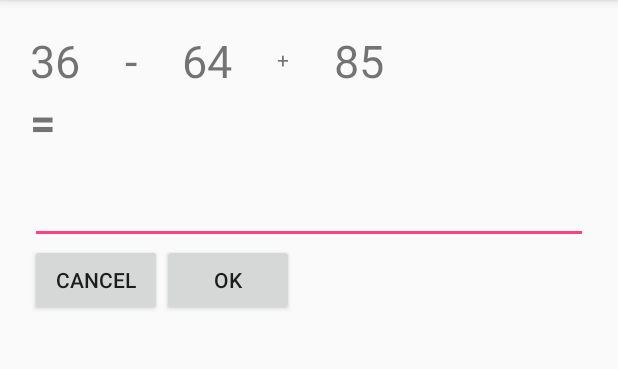
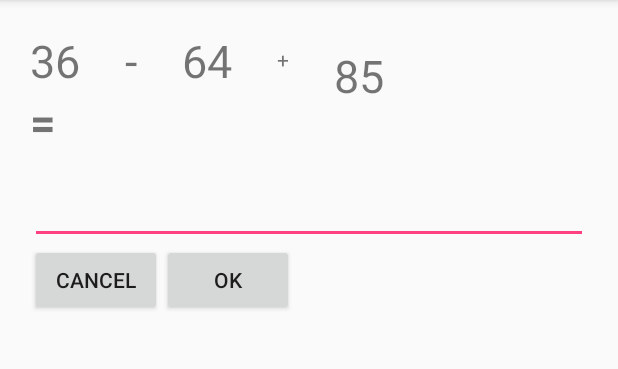
Before and after one commit to phuongpham149/AlarmProject, an Android app: the CaculatorActivity screen opened directly, with no data from a screen before it, after a tap on "OK", on a phone screen of 412 x 824 dp, the part 84-453 px from its top. Run offline under Robolectric (Android 15) with nearby library versions, the phone set to English and light mode, and no system bars.

Commit message:
fix caculator

```diff
--- a/app/src/main/java/com/example/phuong/alarm/CaculatorActivity.java
+++ b/app/src/main/java/com/example/phuong/alarm/CaculatorActivity.java
@@ -34,9 +34,9 @@ public class CaculatorActivity extends AppCompatActivity {
         requestWindowFeature(Window.FEATURE_NO_TITLE); //hide activity title
         setContentView(R.layout.dialog_caculator_alarm);
 
-        final TextView tvNumber1 = (TextView) findViewById(R.id.tvNumber1);
-        final TextView tvNumber2 = (TextView) findViewById(R.id.tvNumber2);
-        final TextView tvNumber3 = (TextView) findViewById(R.id.tvNumber3);
+        tvNumber1 = (TextView) findViewById(R.id.tvNumber1);
+        tvNumber2 = (TextView) findViewById(R.id.tvNumber2);
+        tvNumber3 = (TextView) findViewById(R.id.tvNumber3);
         Button btnCancel = (Button) findViewById(R.id.btnCancel);
         Button btnOk = (Button) findViewById(R.id.btnOk);
         final EditText edtResult  = (EditText) findViewById(R.id.result);
@@ -46,7 +46,6 @@ public class CaculatorActivity extends AppCompatActivity {
         int number2 = rd.nextInt(100);
         int number3 = rd.nextInt(100);
 
-        Log.d("TAG11",number1+" 11 "+number2+" 11 "+number3+"   ");
         tvNumber1.setText(String.valueOf(number1));
         tvNumber2.setText(String.valueOf(number2));
         tvNumber3.setText(String.valueOf(number3));
@@ -55,7 +54,6 @@ public class CaculatorActivity extends AppCompatActivity {
             @Override
             public void onClick(View view) {
                 int result = Integer.parseInt(tvNumber1.getText().toString()) - Integer.parseInt(tvNumber2.getText().toString()) + Integer.parseInt(tvNumber3.getText().toString());
-                Log.d("TAG111",result+"");
                 if(String.valueOf(result).equals(edtResult.getText().toString())){
                     mp.release();
                     onBackPressed();
--- a/app/src/main/java/com/example/phuong/alarm/services/AlarmServices.java
+++ b/app/src/main/java/com/example/phuong/alarm/services/AlarmServices.java
@@ -78,7 +78,6 @@ public class AlarmServices extends Service {
     public int onStartCommand(Intent intent, int flags, int startId) {
         mAlarms = mDatabaseAlarm.getData();
         accessAlarm(mAlarms);
-        Log.d("TAG","TAG");
         return START_STICKY;
 
     }
@@ -92,17 +91,13 @@ public class AlarmServices extends Service {
 
         int minsNow = minute + hour * 60;
         int minsAlarm = 0;
-        Log.d("TAG11",minsAlarm+" 1 "+minsNow);
         for (int i = 0 ; i<mAlarms.size();i++) {
-            Log.d("TAG12",minsAlarm+" 1 "+minsNow);
             if (("true").equals(String.valueOf(mAlarms.get(i).isStatus()))) {
                 String[] days = mAlarms.get(i).getRepeart().split("[,]");
                 for (int j = 0; j < days.length; j++) {
                     if (Integer.parseInt(days[j].trim()) == date) {
-                        Log.d("TAG13",minsAlarm+" 1 "+minsNow);
                         minsAlarm = Integer.parseInt(mAlarms.get(i).getMin()) + 60 * (Integer.parseInt(mAlarms.get(i).getHour()));
                         if (minsAlarm > minsNow) {
-                            Log.d("TAG14","TAG14");
                             calendar.set(Calendar.HOUR_OF_DAY, Integer.parseInt(mAlarms.get(i).getHour()));
                             calendar.set(Calendar.MINUTE, Integer.parseInt(mAlarms.get(i).getMin()));
                             Intent myIntent = new Intent(AlarmServices.this, AlarmReceiver.class);
--- a/app/src/main/res/layout/dialog_caculator_alarm.xml
+++ b/app/src/main/res/layout/dialog_caculator_alarm.xml
@@ -49,6 +49,7 @@
         android:layout_marginLeft="@dimen/dialog_tv_cacu1_margin_left"
         android:layout_marginStart="@dimen/dialog_tv_cacu1_margin_left"
         android:layout_toRightOf="@id/cacu2"
+        android:layout_marginTop="@dimen/dialog_tv_cacu2_margin_top"
         android:textSize="@dimen/dialog_tv_size" />
 
     <TextView
```
